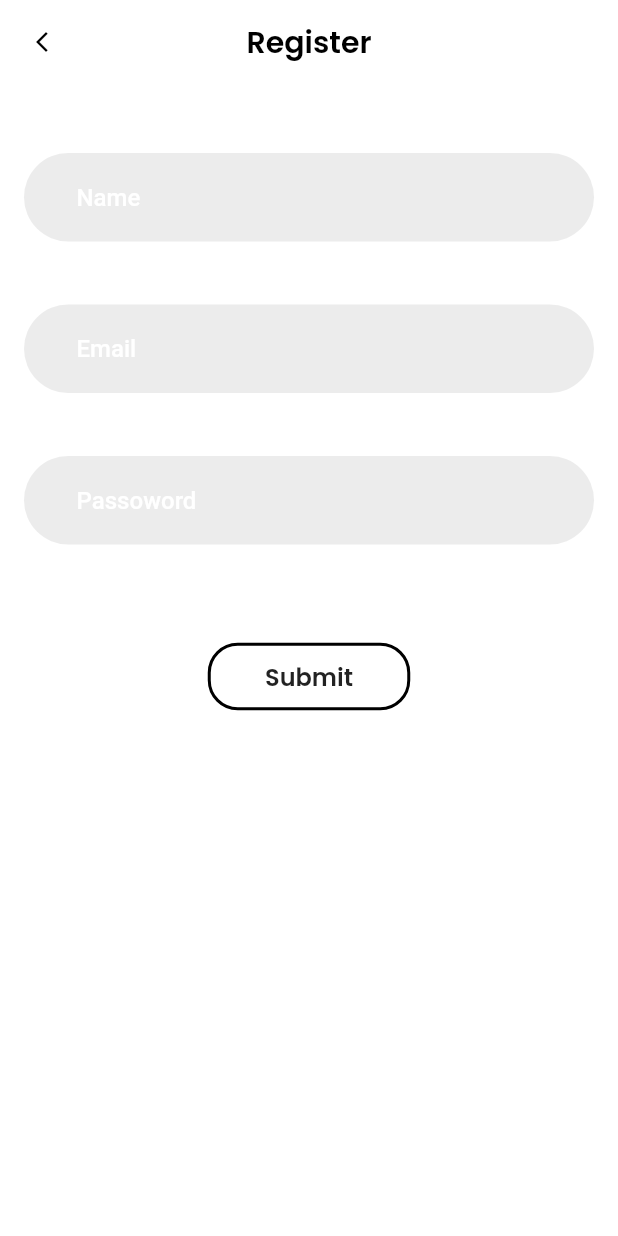
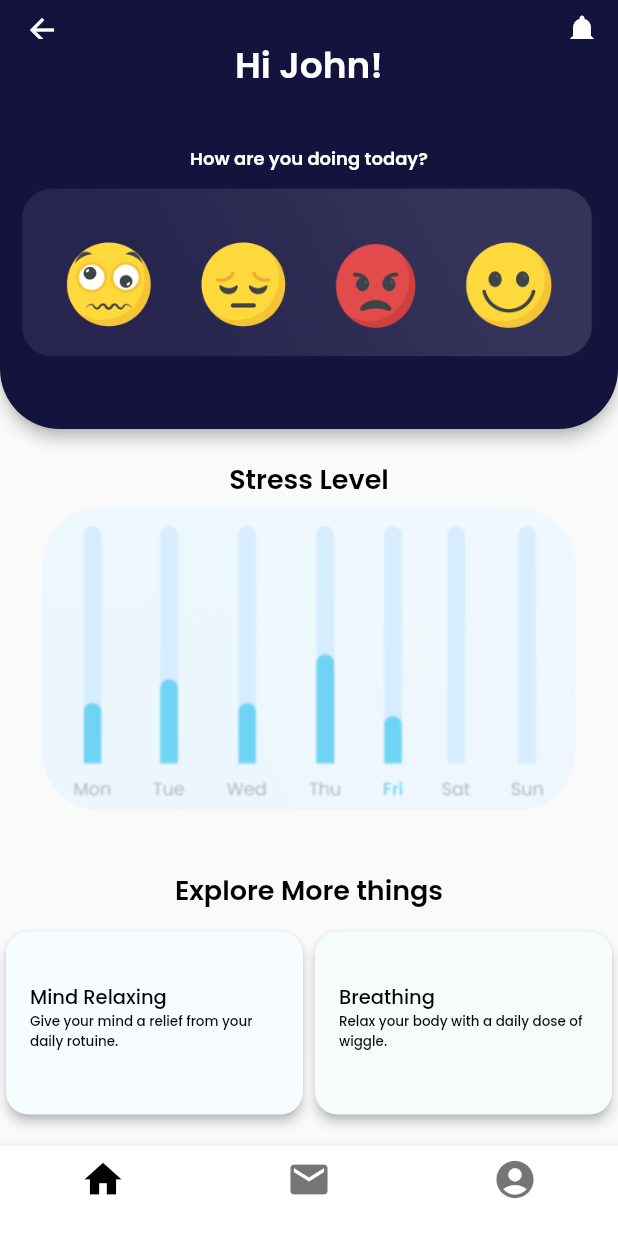
Before and after one commit to Tijil2111/Unstrain-UI--Locus-Exun, a Flutter app: the RegisterPage screen opened by its route, after a tap on "Submit", on a phone screen of 412 x 824 dp. Run offline on Flutter 3.47's test engine with Material 2 defaults, Android fonts, the phone set to English and light mode, and no system bars; our stand-ins replace google_fonts, hexcolor.

Commit message:
Home Page done

```diff
--- a/lib/main.dart
+++ b/lib/main.dart
@@ -1,4 +1,5 @@
 import 'package:flutter/material.dart';
+import 'package:unstrain/pages/main_home.dart';
 import 'package:unstrain/pages/login.dart';
 import 'package:unstrain/pages/register.dart';
 import 'package:unstrain/pages/welcome.dart';
@@ -11,6 +12,7 @@ void main() {
       '/':(context)=> const WelcomePage(),
       '/login':(context)=>  LoginPage(),
       '/register':(context)=> RegisterPage(),
+      '/home':(context)=> MainPage(),
     },
   ));
 }
--- /dev/null
+++ b/lib/pages/chat.dart
@@ -0,0 +1,20 @@
+import 'package:flutter/material.dart';
+
+class ChatScreen extends StatefulWidget {
+  const ChatScreen({ Key? key }) : super(key: key);
+
+  @override
+  _ChatScreenState createState() => _ChatScreenState();
+}
+
+class _ChatScreenState extends State<ChatScreen> {
+  @override
+  Widget build(BuildContext context) {
+    return Scaffold(
+
+      body: Column(children: [
+        Text("Namaste")
+      ],),
+    );
+  }
+}
--- /dev/null
+++ b/lib/pages/home.dart
@@ -0,0 +1,280 @@
+// ignore_for_file: avoid_unnecessary_containers
+
+import 'package:flutter/material.dart';
+import 'package:google_fonts/google_fonts.dart';
+import 'package:hexcolor/hexcolor.dart';
+
+class HomePage extends StatelessWidget {
+  const HomePage({ Key? key }) : super(key: key);
+
+  @override
+  Widget build(BuildContext context) {
+    return Scaffold(
+      //defining the app bar which has the mood asker
+        appBar: AppBar(
+        backgroundColor: HexColor("#14133E"),
+        shape: const RoundedRectangleBorder(
+            borderRadius: BorderRadius.only(
+                bottomLeft: Radius.circular(40),
+                bottomRight: Radius.circular(40),
+                topLeft: Radius.circular(0),
+                topRight: Radius.circular(0))),
+        bottom: PreferredSize(
+          preferredSize: const Size.fromHeight(230),
+          child: SingleChildScrollView(
+            child: Column(
+              children: [
+                Text(
+                  'Hi John!',
+                  style: GoogleFonts.poppins(
+                    textStyle: const TextStyle(
+                      fontSize: 24,
+                      fontWeight: FontWeight.w600,
+                      color: Colors.white
+                    )
+                  ),
+                ),
+                const SizedBox(height:35),
+                Text(
+                  'How are you doing today?',
+                  style: GoogleFonts.poppins(
+                    textStyle: const TextStyle(
+                      fontSize: 12,
+                      fontWeight: FontWeight.w600,
+                      color: Colors.white
+                    )
+                  ),
+                ),
+                Padding(
+                  padding: const EdgeInsets.all(8.0),
+                  child: ClipRRect(
+                  borderRadius: const BorderRadius.only(
+                  bottomLeft: Radius.circular(40),
+                  bottomRight: Radius.circular(40),
+                  topLeft: Radius.circular(0),
+                  topRight: Radius.circular(0)),
+                  child: Image.asset('assets/emoji.png'),
+                  ),
+                ),
+                const SizedBox(height:15),
+              ],
+            ),
+          ),
+        ),
+        actions: <Widget>[
+          IconButton(
+            icon: const Icon(
+              Icons.notifications,
+              color: Colors.white,
+            ),
+            onPressed: () {
+              // do something
+            },
+          ),
+        ],
+      ),
+
+
+  // defining the body with a centered column
+
+  body: SingleChildScrollView(
+    child: Center(
+      child: Column(
+        children: [
+          const SizedBox(height: 20),
+           Text(
+           'Stress Level',
+             style: GoogleFonts.poppins(
+             textStyle: const TextStyle(
+              fontSize: 18,
+              fontWeight: FontWeight.w600,
+              color: Colors.black
+                )
+              ),
+           ),
+          const SizedBox(height: 5),
+          ClipRRect(
+            child: Image.asset('assets/chart.png'),
+          ),
+          const SizedBox(height:40),
+          Text(
+           'Explore More things',
+             style: GoogleFonts.poppins(
+             textStyle: const TextStyle(
+              fontSize: 18,
+              fontWeight: FontWeight.w600,
+              color: Colors.black
+                )
+              ),
+           ),
+          const SizedBox(height:10),
+           // added a row to add some containers for some cool UI
+           Row(
+             children: [
+               Expanded(
+                 child: Container(
+                   height: 130,
+                   child: Card(
+                shape: RoundedRectangleBorder(
+                borderRadius: BorderRadius.circular(15.0),
+                ),
+                    elevation: 3,
+                    color: HexColor("#F7FDFF"),
+                     child: ListTile(
+                       title: Padding(
+                         padding: const EdgeInsets.only(top: 30.0),
+                         child: Text(
+                           'Mind Relaxing',
+                           style: GoogleFonts.poppins(
+                             textStyle: const TextStyle(
+                               fontSize: 13,
+                               fontWeight: FontWeight.w500,
+                               color: Colors.black
+                             )
+                           ),
+                         ),
+                       ),
+                       subtitle: Text(
+                         'Give your mind a relief from your daily rotuine.',
+                         style: GoogleFonts.poppins(
+                           textStyle: const TextStyle(
+                             fontSize: 9,
+                             fontWeight: FontWeight.w500,
+                             color: Colors.black
+                           )
+                         ),
+                       ),
+                     ),
+                   ),
+                 ),flex: 2,
+               ),
+                Expanded(
+                 child: Container(
+                   height: 130,
+                   child: Card(
+                shape: RoundedRectangleBorder(
+                borderRadius: BorderRadius.circular(15.0),
+                ),
+                    elevation: 3,
+                    color: HexColor("#F6FDF8"),
+                     child: ListTile(
+                       title: Padding(
+                         padding: const EdgeInsets.only(top: 30.0),
+                         child: Text(
+                           'Breathing',
+                           style: GoogleFonts.poppins(
+                             textStyle: const TextStyle(
+                               fontSize: 13,
+                               fontWeight: FontWeight.w500,
+                               color: Colors.black
+                             )
+                           ),
+                         ),
+                       ),
+                       subtitle: Text(
+                         'Relax your body with a daily dose of wiggle.',
+                         style: GoogleFonts.poppins(
+                           textStyle: const TextStyle(
+                             fontSize: 9,
+                             fontWeight: FontWeight.w500,
+                             color: Colors.black
+                           )
+                         ),
+                       ),
+                     ),
+                   ),
+                 ),flex: 2
+               ),
+             ],
+           ),
+    // adding the code for the continue section
+          const SizedBox(height:40),
+          Text(
+           'Explore More things',
+             style: GoogleFonts.poppins(
+             textStyle: const TextStyle(
+              fontSize: 18,
+              fontWeight: FontWeight.w600,
+              color: Colors.black
+                )
+              ),
+           ),
+          const SizedBox(height:10),
+          Padding(
+            padding: const EdgeInsets.all(8.0),
+            child: Card(
+                  shape: RoundedRectangleBorder(
+                  borderRadius: BorderRadius.circular(15.0),
+                  ),
+
+                      color: HexColor("#EEF7FD"),
+                       child: ListTile(
+                         title: Padding(
+                           padding: const EdgeInsets.only(top: 10.0),
+                           child: Text(
+                             'Meditation',
+                             style: GoogleFonts.poppins(
+                               textStyle: const TextStyle(
+                                 fontSize: 15,
+                                 fontWeight: FontWeight.w500,
+                                 color: Colors.black
+                               )
+                             ),
+                           ),
+                         ),
+                         subtitle: Text(
+                           'Give your body a sigh of relief',
+                           style: GoogleFonts.poppins(
+                             textStyle: const TextStyle(
+                               fontSize: 11,
+                               fontWeight: FontWeight.w500,
+                               color: Colors.black
+                             )
+                           ),
+                         ),
+                       ),
+                     ),
+          ),
+          const SizedBox(height:5),
+          Padding(
+            padding: const EdgeInsets.all(8.0),
+            child: Card(
+                  shape: RoundedRectangleBorder(
+                  borderRadius: BorderRadius.circular(15.0),
+                  ),
+                      color: HexColor("#EEF7FD"),
+                       child: ListTile(
+                         title: Padding(
+                           padding: const EdgeInsets.only(top: 10.0),
+                           child: Text(
+                             'Motivation',
+                             style: GoogleFonts.poppins(
+                               textStyle: const TextStyle(
+                                 fontSize: 15,
+                                 fontWeight: FontWeight.w500,
+                                 color: Colors.black
+                               )
+                             ),
+                           ),
+                         ),
+                         subtitle: Text(
+                           'Get some motivation from some knows personalities.',
+                           style: GoogleFonts.poppins(
+                             textStyle: const TextStyle(
+                               fontSize: 11,
+                               fontWeight: FontWeight.w500,
+                               color: Colors.black
+                             )
+                           ),
+                         ),
+                       ),
+                     ),
+          ),
+        ],
+      ),
+    ),
+  ),
+
+    );
+  }
+}
--- a/lib/pages/login.dart
+++ b/lib/pages/login.dart
@@ -60,7 +60,7 @@ class LoginPage extends StatelessWidget {
                 child: RaisedButton(
                   //making the routing and routing the button to home screen
                   onPressed: (){
-
+                    Navigator.pushReplacementNamed(context, '/home');
                   },
                   shape: RoundedRectangleBorder(
                     borderRadius: BorderRadius.circular(20),
@@ -71,7 +71,7 @@ class LoginPage extends StatelessWidget {
                   child: Text(
                     'Submit',
                     style: GoogleFonts.poppins(fontSize: 16, fontWeight: FontWeight.w600)
-                  )
+                  ),
                 ),
               ),
             ),
--- /dev/null
+++ b/lib/pages/main_home.dart
@@ -0,0 +1,46 @@
+import 'package:flutter/material.dart';
+import 'package:google_fonts/google_fonts.dart';
+import 'package:hexcolor/hexcolor.dart';
+import 'package:unstrain/pages/chat.dart';
+import 'package:unstrain/pages/home.dart';
+import 'package:unstrain/pages/profile.dart';
+
+class MainPage extends StatefulWidget {
+  const MainPage({ Key? key }) : super(key: key);
+
+  @override
+  _MainPageState createState() => _MainPageState();
+}
+
+class _MainPageState extends State<MainPage> {
+  int selectedPage = 0;
+
+  final _pageOptions = [
+    HomePage(),
+    ChatScreen(),
+    ProfilePage(),
+  ];
+  @override
+  Widget build(BuildContext context) {
+    return Scaffold(
+        backgroundColor: Colors.white,
+        body: _pageOptions[selectedPage],
+        bottomNavigationBar: BottomNavigationBar(
+          items: const [
+            BottomNavigationBarItem(icon: Icon(Icons.home, size: 30),label: ''),
+            BottomNavigationBarItem(icon: Icon(Icons.mail, size: 30),label: ''),
+            BottomNavigationBarItem(icon: Icon(Icons.account_circle, size: 30),label: ''),
+          ],
+          selectedItemColor: Colors.black,
+          elevation: 5.0,
+          currentIndex: selectedPage,
+          backgroundColor: Colors.white,
+          onTap: (index){
+            setState(() {
+              selectedPage = index;
+            });
+          },
+        )
+    );
+  }
+}
--- /dev/null
+++ b/lib/pages/profile.dart
@@ -0,0 +1,12 @@
+import 'package:flutter/material.dart';
+
+class ProfilePage extends StatelessWidget {
+  const ProfilePage({ Key? key }) : super(key: key);
+
+  @override
+  Widget build(BuildContext context) {
+    return Scaffold(
+
+    );
+  }
+}
--- a/lib/pages/register.dart
+++ b/lib/pages/register.dart
@@ -67,7 +67,7 @@ class RegisterPage extends StatelessWidget {
                 child: RaisedButton(
                   //making the routing and routing the button to home screen
                   onPressed: (){
-
+                    Navigator.pushReplacementNamed(context, '/home');
                   },
                   shape: RoundedRectangleBorder(
                     borderRadius: BorderRadius.circular(20),
--- a/lib/pages/welcome.dart
+++ b/lib/pages/welcome.dart
@@ -1,5 +1,3 @@
-
-
 import 'package:flutter/material.dart';
 import 'package:google_fonts/google_fonts.dart';
 import 'package:hexcolor/hexcolor.dart';
--- a/pubspec.yaml
+++ b/pubspec.yaml
@@ -65,6 +65,8 @@ flutter:
   #   - images/a_dot_ham.jpeg
   assets:
     - assets/pic1.png
+    - assets/emoji.png
+    - assets/chart.png
 
 
   # An image asset can refer to one or more resolution-specific "variants", see
```
Also changed, not shown: assets/chart.png (added), assets/emoji.png (added).
